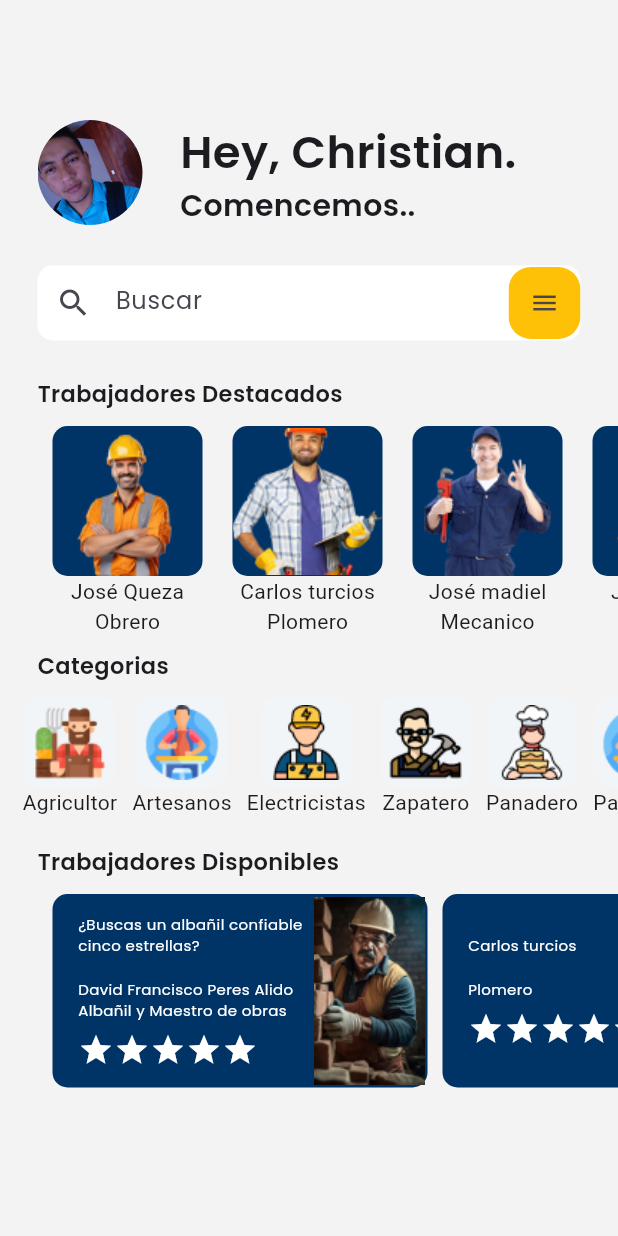
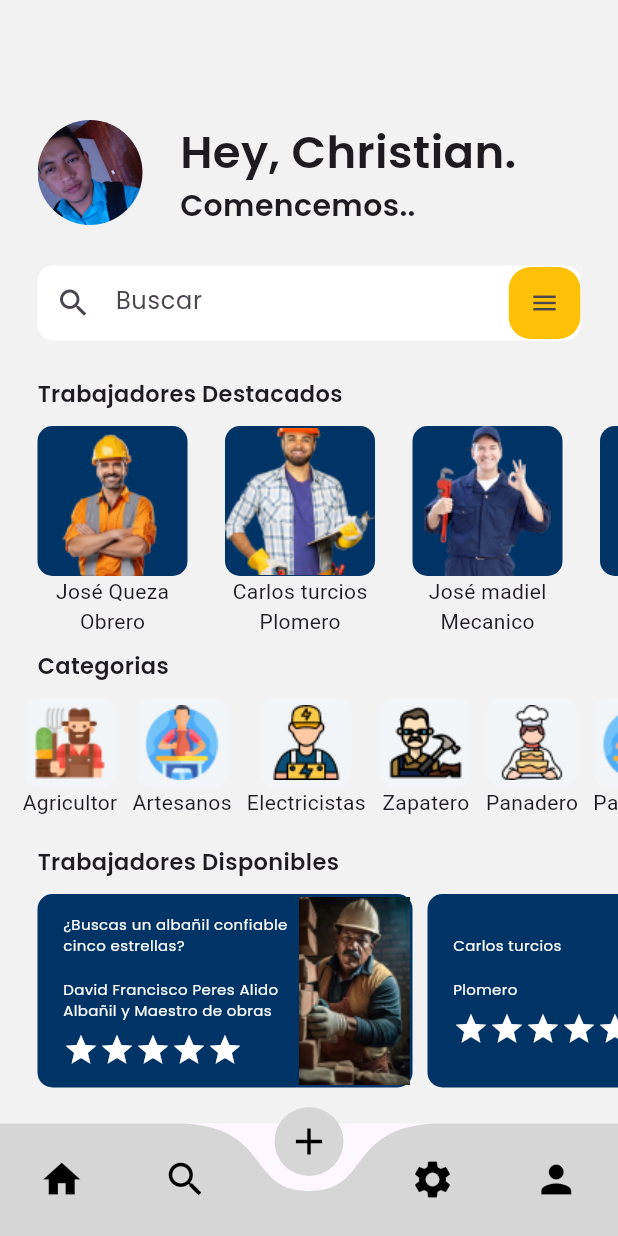
Before and after one commit to DerasChris/JobGenius, a Flutter app: the screen it shows after launch, on a phone screen of 412 x 824 dp. Run offline on Flutter 3.47's test engine with Material 3 defaults, Android fonts, the phone set to English and light mode, and no system bars; drawn by our look-alikes of curved_navigation_bar; our stand-ins replace flutter_svg, google_fonts.

Commit message:
Agregando barra de navegación

```diff
--- a/lib/Trabajadores.dart
+++ b/lib/Trabajadores.dart
@@ -24,7 +24,8 @@ class _ModuloInicioState extends State<ModuloInicio> {
       debugShowCheckedModeBanner: false,
       home: Scaffold(
         backgroundColor: const Color(0xF2F2F2F2),
-        body: Column(
+        body: SingleChildScrollView(
+          child: Column(
             mainAxisAlignment: MainAxisAlignment.start,
             crossAxisAlignment: CrossAxisAlignment.start,
             children: [
@@ -116,8 +117,10 @@ class _ModuloInicioState extends State<ModuloInicio> {
                   ),
                 ],
               ),
-            const Trabajadoreswidget()
+              const Trabajadoreswidget(),
+              SizedBox(height: 80,)
             ],
+          ),
         ),
       ),
     );
--- /dev/null
+++ b/lib/main.dart
@@ -0,0 +1,19 @@
+import 'package:flutter/material.dart';
+import 'package:jobjenius/navegacion.dart';
+
+
+void main(){
+  runApp(const Main());
+}
+
+class Main extends StatelessWidget {
+  const Main({super.key});
+
+  @override
+  Widget build(BuildContext context) {
+    return const MaterialApp(
+      debugShowCheckedModeBanner: false,
+      home: Navigation(),
+    );
+  }
+}
--- /dev/null
+++ b/lib/navegacion.dart
@@ -0,0 +1,53 @@
+import 'package:curved_navigation_bar/curved_navigation_bar.dart';
+import 'package:flutter/material.dart';
+import 'package:jobjenius/Trabajadores.dart';
+import 'package:jobjenius/seguridad.dart';
+
+class Navigation extends StatefulWidget {
+  const Navigation({super.key});
+
+  @override
+  State<Navigation> createState() => _NavigationState();
+}
+
+
+
+class _NavigationState extends State<Navigation> {
+  final navigationKey = GlobalKey<CurvedNavigationBarState>();
+  int index =2;
+
+  final Screens = [
+    ModuloInicio(),
+     Seguridad(),
+      ModuloInicio(),
+       ModuloInicio(),
+        ModuloInicio(),
+
+  ];
+  @override
+  Widget build(BuildContext context) {
+    final items = <Widget>[
+      Icon(Icons.home,size: 30,),
+      Icon(Icons.search,size: 30,),
+      Icon(Icons.add,size: 30,),
+      Icon(Icons.settings,size: 30,),
+      Icon(Icons.person,size: 30,),
+    ];
+    return Scaffold(
+      body: Screens[index],
+      bottomNavigationBar: Theme(
+        data: Theme.of(context).copyWith(
+          iconTheme: const IconThemeData(color: Colors.black)
+        ),
+        child: CurvedNavigationBar(
+          color: Color.fromARGB(255, 214, 214, 214),
+          key: navigationKey,
+          items: items,
+          index: index,
+          onTap: (index )=> setState (() => this.index = index),
+          backgroundColor: Colors.transparent ,
+        ),
+      ),
+    );
+  }
+}
--- a/lib/widgets/TrabajadoresWidget.dart
+++ b/lib/widgets/TrabajadoresWidget.dart
@@ -12,7 +12,7 @@ class Trabajadoreswidget extends StatelessWidget {
         shrinkWrap: false,
         scrollDirection: Axis.horizontal,
         itemCount: _list.length,
-        padding: const EdgeInsets.only(left: 25,right: 5),
+        padding: const EdgeInsets.only(left: 15,right: 5),
         itemBuilder: (BuildContext context, int index) {
           return  Padding(
             padding: const EdgeInsets.only(left: 10, right: 0, top: 11),
--- a/lib/widgets/lista.dart
+++ b/lib/widgets/lista.dart
@@ -12,10 +12,10 @@ class ListItemWidget extends StatelessWidget {
         shrinkWrap: false,
         scrollDirection: Axis.horizontal,
         itemCount: _list.length,
-        padding: const EdgeInsets.only(left: 25,right: 25),
+        padding: const EdgeInsets.only(left: 15,right: 15),
         itemBuilder: (BuildContext context, int index) {
           return  Padding(
-            padding: const EdgeInsets.only(left: 10, right: 10, top: 11),
+            padding: const EdgeInsets.only(left: 10, right: 15, top: 11),
             child: Column(
               children: [
                 Container(
--- a/pubspec.yaml
+++ b/pubspec.yaml
@@ -7,6 +7,7 @@ environment:
   sdk: '>=3.4.4 <4.0.0'
 
 dependencies:
+  curved_navigation_bar: ^1.0.6
   flutter:
     sdk: flutter
   flutter_custom_carousel: ^0.1.0+1
```
Also changed, not shown: pubspec.lock. Lines whose indentation alone changed are shown as unchanged.
